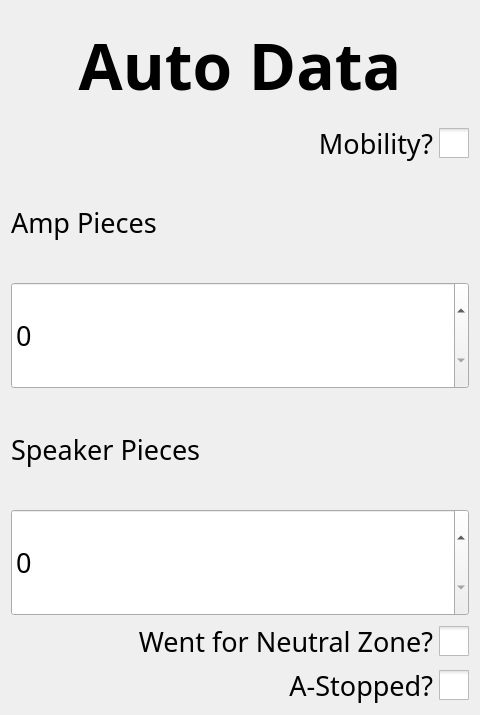
Old version of the form ui/AutoScouting.ui in the repository binex-dsk/QFRCScouter.
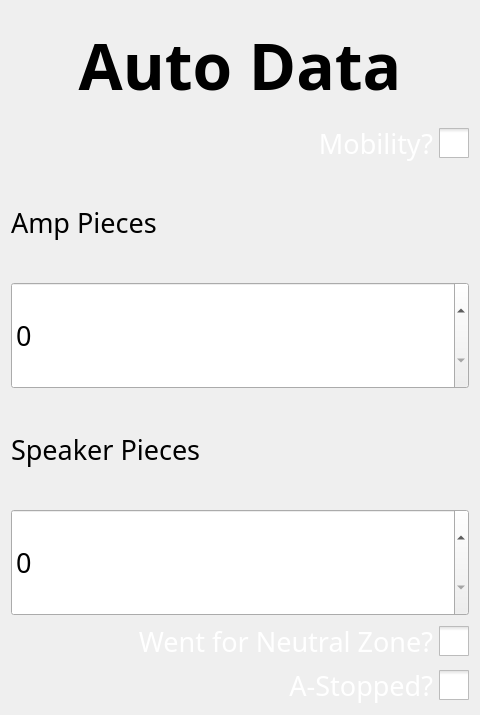
New version of the form. Custom widgets are drawn as their Qt base class.

What changed in the file:
```diff
--- a/ui/AutoScouting.ui
+++ b/ui/AutoScouting.ui
@@ -45,6 +45,33 @@
    </item>
    <item>
     <widget class="QCheckBox" name="mobility">
+     <property name="palette">
+      <palette>
+       <active>
+        <colorrole role="WindowText">
+         <brush brushstyle="SolidPattern">
+          <color alpha="255">
+           <red>255</red>
+           <green>255</green>
+           <blue>255</blue>
+          </color>
+         </brush>
+        </colorrole>
+       </active>
+       <inactive>
+        <colorrole role="WindowText">
+         <brush brushstyle="SolidPattern">
+          <color alpha="255">
+           <red>255</red>
+           <green>255</green>
+           <blue>255</blue>
+          </color>
+         </brush>
+        </colorrole>
+       </inactive>
+       <disabled/>
+      </palette>
+     </property>
      <property name="font">
       <font>
        <family>Sans Serif</family>
@@ -124,6 +151,33 @@
    </item>
    <item>
     <widget class="QCheckBox" name="neutral">
+     <property name="palette">
+      <palette>
+       <active>
+        <colorrole role="WindowText">
+         <brush brushstyle="SolidPattern">
+          <color alpha="255">
+           <red>255</red>
+           <green>255</green>
+           <blue>255</blue>
+          </color>
+         </brush>
+        </colorrole>
+       </active>
+       <inactive>
+        <colorrole role="WindowText">
+         <brush brushstyle="SolidPattern">
+          <color alpha="255">
+           <red>255</red>
+           <green>255</green>
+           <blue>255</blue>
+          </color>
+         </brush>
+        </colorrole>
+       </inactive>
+       <disabled/>
+      </palette>
+     </property>
      <property name="font">
       <font>
        <family>Sans Serif</family>
@@ -145,6 +199,33 @@
    </item>
    <item>
     <widget class="QCheckBox" name="stopped">
+     <property name="palette">
+      <palette>
+       <active>
+        <colorrole role="WindowText">
+         <brush brushstyle="SolidPattern">
+          <color alpha="255">
+           <red>255</red>
+           <green>255</green>
+           <blue>255</blue>
+          </color>
+         </brush>
+        </colorrole>
+       </active>
+       <inactive>
+        <colorrole role="WindowText">
+         <brush brushstyle="SolidPattern">
+          <color alpha="255">
+           <red>255</red>
+           <green>255</green>
+           <blue>255</blue>
+          </color>
+         </brush>
+        </colorrole>
+       </inactive>
+       <disabled/>
+      </palette>
+     </property>
      <property name="font">
       <font>
        <family>Sans Serif</family>
```
